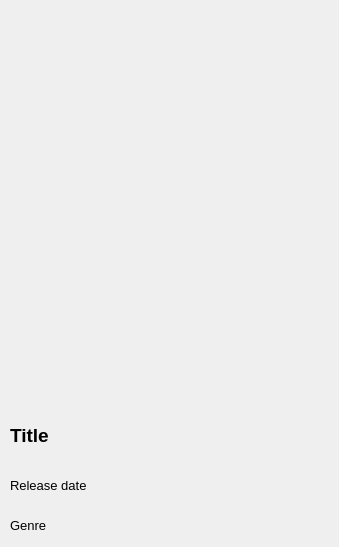
xbinh47/PTI_TungNam_DaiKhang, file ui/item.ui: the form before one commit.
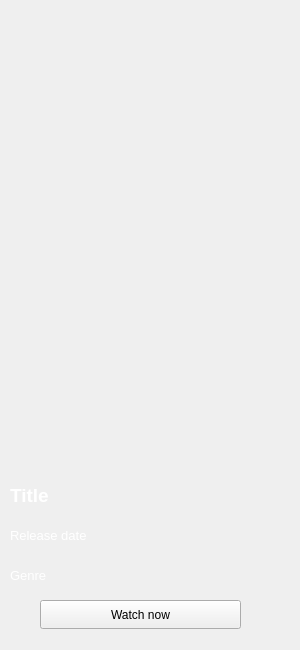
The form after the commit.

```diff
--- a/ui/item.ui
+++ b/ui/item.ui
@@ -6,8 +6,8 @@
    <rect>
     <x>0</x>
     <y>0</y>
-    <width>339</width>
-    <height>547</height>
+    <width>300</width>
+    <height>650</height>
    </rect>
   </property>
   <property name="windowTitle">
@@ -18,8 +18,8 @@
     <rect>
      <x>10</x>
      <y>10</y>
-     <width>311</width>
-     <height>391</height>
+     <width>300</width>
+     <height>480</height>
     </rect>
    </property>
    <property name="text">
@@ -30,7 +30,7 @@
    <property name="geometry">
     <rect>
      <x>10</x>
-     <y>410</y>
+     <y>470</y>
      <width>321</width>
      <height>51</height>
     </rect>
@@ -41,6 +41,10 @@
      <bold>true</bold>
     </font>
    </property>
+   <property name="styleSheet">
+    <string notr="true">color:rgb(255, 255, 255);
+</string>
+   </property>
    <property name="text">
     <string>Title</string>
    </property>
@@ -49,7 +53,7 @@
    <property name="geometry">
     <rect>
      <x>10</x>
-     <y>470</y>
+     <y>520</y>
      <width>151</width>
      <height>31</height>
     </rect>
@@ -59,6 +63,10 @@
      <pointsize>10</pointsize>
     </font>
    </property>
+   <property name="styleSheet">
+    <string notr="true">color:rgb(255, 255, 255);
+</string>
+   </property>
    <property name="text">
     <string>Release date</string>
    </property>
@@ -67,7 +75,7 @@
    <property name="geometry">
     <rect>
      <x>10</x>
-     <y>510</y>
+     <y>560</y>
      <width>321</width>
      <height>31</height>
     </rect>
@@ -77,10 +85,27 @@
      <pointsize>10</pointsize>
     </font>
    </property>
+   <property name="styleSheet">
+    <string notr="true">color:rgb(255, 255, 255);
+</string>
+   </property>
    <property name="text">
     <string>Genre</string>
    </property>
   </widget>
+  <widget class="QPushButton" name="watchBtn">
+   <property name="geometry">
+    <rect>
+     <x>40</x>
+     <y>600</y>
+     <width>201</width>
+     <height>29</height>
+    </rect>
+   </property>
+   <property name="text">
+    <string>Watch now</string>
+   </property>
+  </widget>
  </widget>
  <resources/>
  <connections/>
```
Left out of the diff: 2 changed lines with no effect on the pictures.
